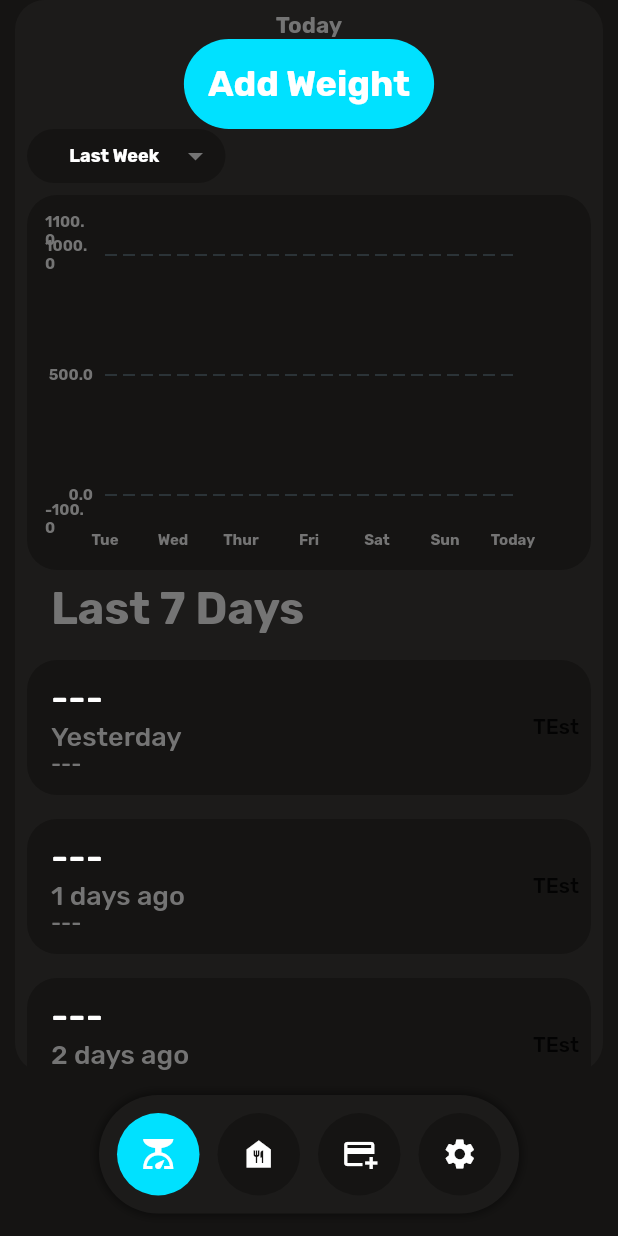
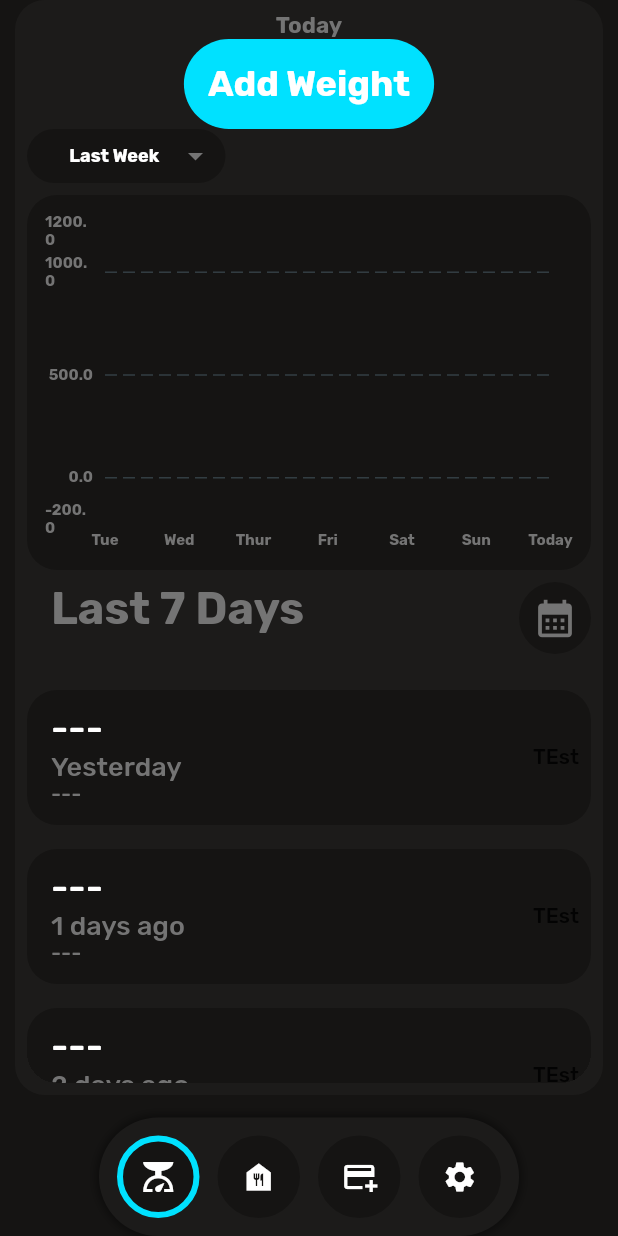
Before and after one commit to GregPeroutka/HealthJournalApp, a Flutter app: the screen it shows once a user with an empty profile is signed in, on a phone screen of 412 x 824 dp. Run offline on Flutter 3.47's test engine with Material 2 defaults, Android fonts, the phone set to English and light mode, and no system bars; drawn by our look-alikes of fl_chart; our stand-ins replace cloud_firestore, firebase_auth, firebase_core; accounts and stored records are empty; generated files the repository leaves out were written again.

Commit message:
Minor UI changed

```diff
--- a/lib/views/navigation/navigation_bar.dart
+++ b/lib/views/navigation/navigation_bar.dart
@@ -36,7 +36,6 @@ class _NavigationBarState extends State<NavigationBar> {
 
             margin: EdgeInsets.only(
               top: _marginPadding,
-              bottom: _marginPadding,
               right: _marginPadding,
               left: _marginPadding
             ),
--- a/lib/views/navigation/navigation_bar_button.dart
+++ b/lib/views/navigation/navigation_bar_button.dart
@@ -7,14 +7,14 @@ class NavigationBarButton extends StatefulWidget {
   const NavigationBarButton({
     super.key,
 
-    this.isSelected = false,
+    required this.isSelected,
     this.index,
     this.pos,
     this.buttonType,
     this.buttonCallBack
   });
 
-  final bool? isSelected;
+  final bool isSelected;
   final int? index;
   final NavigationBarPosition? pos;
   final NavigationBarButtonType? buttonType;
@@ -46,8 +46,12 @@ class _NavigationBarButtonState extends State<NavigationBarButton>{
         ),
 
         decoration: BoxDecoration(
-          color: widget.isSelected! ? ColorPalette.currentColorPalette.primary : ColorPalette.currentColorPalette.primaryBackground,
-          shape: BoxShape.circle
+          color: ColorPalette.currentColorPalette.primaryBackground,
+          shape: BoxShape.circle,
+          border: Border.all(
+            width: 4,
+            color: widget.isSelected ? ColorPalette.currentColorPalette.primary : ColorPalette.currentColorPalette.primaryBackground
+          )
         ),
 
         child: IconButton(
--- a/lib/views/pages/weight_page/weight_graph.dart
+++ b/lib/views/pages/weight_page/weight_graph.dart
@@ -1,5 +1,3 @@
-import 'dart:ui';
-
 import 'package:cloud_firestore/cloud_firestore.dart';
 import 'package:fl_chart/fl_chart.dart';
 import 'package:flutter/material.dart';
@@ -67,7 +65,7 @@ class _WeightGraphState extends State<WeightGraph> {
 
     _minWeight = getMinWeight(_weightData);
     _maxWeight = getMaxWeight(_weightData);
-    _verticalMargins = (_maxWeight - _minWeight) / 10;
+    _verticalMargins = (_maxWeight - _minWeight) / 5;
 
     return Container(
       margin: const EdgeInsets.all(8.0),
@@ -128,7 +126,7 @@ class _WeightGraphState extends State<WeightGraph> {
             days = tempDays;
           }
         }
-        return days + 1;
+        return days;
     }
   }
 
@@ -156,7 +154,7 @@ class _WeightGraphState extends State<WeightGraph> {
 
   AxisTitles _getRightAxisTitles() {
     return const AxisTitles(
-      axisNameSize: 40,
+      axisNameSize: 15,
       axisNameWidget: Text('')
     );
   }
@@ -337,7 +335,10 @@ class _WeightGraphState extends State<WeightGraph> {
             ),
             children: [
               TextSpan(
-                text: _monthFormatter.format(curData.timestamp.toDate())
+                text: _allTimeFormatter.format(curData.timestamp.toDate()),
+                style: TextStyle(
+                  color: ColorPalette.currentColorPalette.hintText
+                )
               )
             ]
           )
--- a/lib/views/pages/weight_page/weight_page.dart
+++ b/lib/views/pages/weight_page/weight_page.dart
@@ -293,7 +293,9 @@ class _WeightPageState extends State<WeightPage> {
   }
 
   Widget _recentHistoryHeaderWidget() {
-    return Align(
+    return Stack(
+      children: [
+        Align(
           alignment: Alignment.centerLeft,
           child: Padding(
             padding: const EdgeInsets.only(left: 24.0),
@@ -306,11 +308,38 @@ class _WeightPageState extends State<WeightPage> {
               ),
             ),
           ),
+        ),
+        Align(
+          alignment: Alignment.centerRight,
+          child: Padding(
+            padding: const EdgeInsets.only(right: 8),
+            child: Container(
+              decoration: BoxDecoration(
+                color: ColorPalette.currentColorPalette.primaryBackground,
+                shape: BoxShape.circle
+              ),
+              child: IconButton(
+                iconSize: 30,
+                color: ColorPalette.currentColorPalette.hintText,
+                icon: const Icon(Icons.calendar_month),
+                onPressed: () {},
+              ),
+            ),
+          )
+        )
+      ]
     );
   }
 
   Widget _historyListWidget() {
     return Expanded(
+      child: Container(
+        margin: const EdgeInsets.only(left: 8, right: 8, bottom: 8),
+        decoration: BoxDecoration(
+          borderRadius:BorderRadius.circular(_borderRadius),
+          color: ColorPalette.currentColorPalette.secondaryBackground
+        ),
+        clipBehavior: Clip.hardEdge,
         child: ListView.builder(
           itemCount: historyCount,
 
@@ -318,13 +347,14 @@ class _WeightPageState extends State<WeightPage> {
             return historyContainer(historyCount - index, historyWeightData[historyCount - index - 1]);
           },
         ),
+      ),
     );
   }
 
   Widget historyContainer(int index, WeightData? data) {
 
     return Container(
-      margin: const EdgeInsets.all(8.0),
+      margin: const EdgeInsets.only(top: 16),
       clipBehavior: Clip.hardEdge,
 
       decoration: BoxDecoration(
```
Lines whose indentation alone changed are shown as unchanged.
